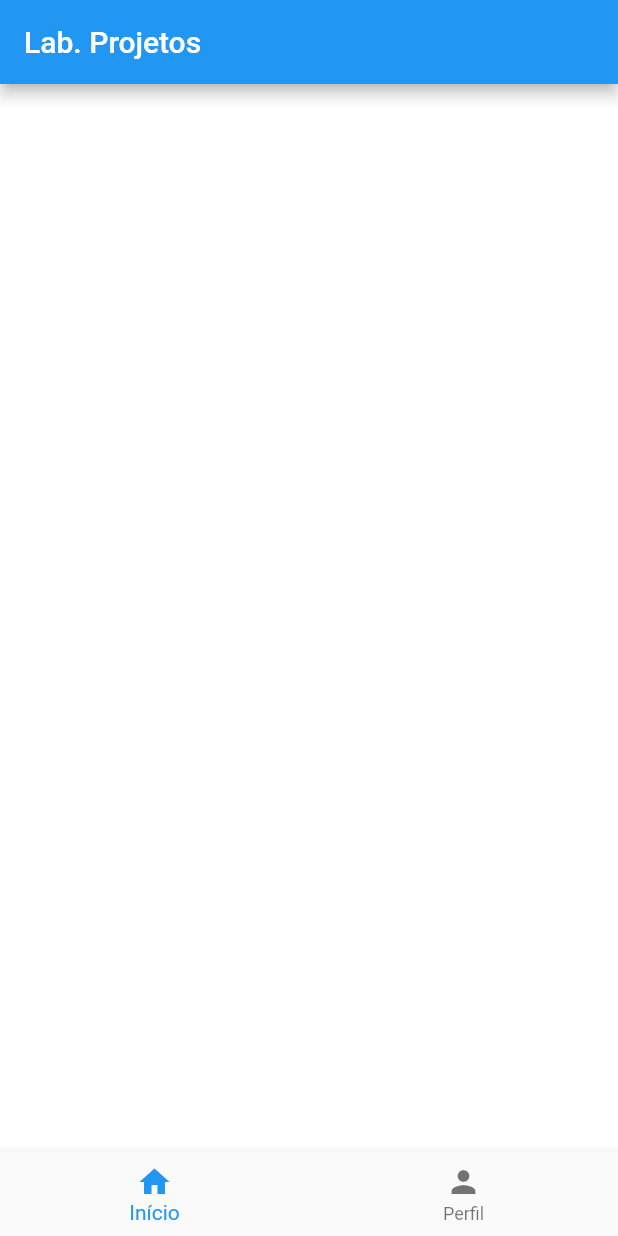
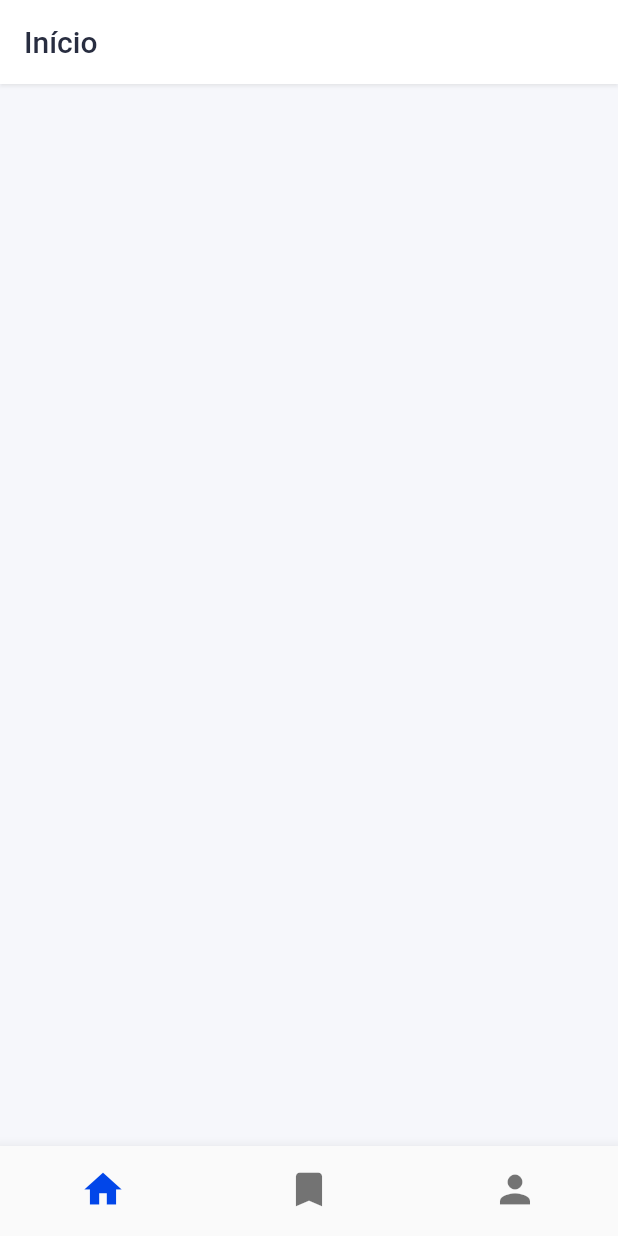
Before and after one commit to jpssantiago/lab-projetos, a Flutter app: the screen it shows after launch, on a phone screen of 412 x 824 dp. Run offline on Flutter 3.47's test engine with Material 2 defaults, Android fonts, the light colour scheme and no system bars.

Commit message:
feat: novo tema/cores

```diff
--- a/lib/main.dart
+++ b/lib/main.dart
@@ -1,8 +1,15 @@
 import 'package:flutter/material.dart';
+import 'package:flutter/services.dart';
 
-import 'package:app/screens/main_screen/main_screen.dart';
+import './screens/main_screen/main_screen.dart';
+import './themes/theme.dart';
 
 void main() {
+  SystemChrome.setSystemUIOverlayStyle(const SystemUiOverlayStyle(
+    systemNavigationBarColor: Colors.white, // navigation bar color
+    statusBarColor: Colors.white, // status bar color
+  ));
+
   runApp(const MyApp());
 }
 
@@ -12,10 +19,12 @@ class MyApp extends StatelessWidget {
   @override
   Widget build(BuildContext context) {
     return MaterialApp(
+      title: 'Lab. Projetos',
       routes: {
         'main': (context) => const MainScreen(),
       },
       initialRoute: 'main',
+      theme: getLightTheme,
     );
   }
 }
--- /dev/null
+++ b/lib/screens/home_screen/home_screen.dart
@@ -0,0 +1,12 @@
+import 'package:flutter/material.dart';
+
+class HomeScreen extends StatelessWidget {
+  const HomeScreen({Key? key}) : super(key: key);
+
+  @override
+  Widget build(BuildContext context) {
+    return Scaffold(
+      appBar: AppBar(title: const Text('Início')),
+    );
+  }
+}
--- a/lib/screens/main_screen/main_screen.dart
+++ b/lib/screens/main_screen/main_screen.dart
@@ -1,4 +1,6 @@
 import 'package:flutter/material.dart';
+
+import '../home_screen/home_screen.dart';
 
 class MainScreen extends StatefulWidget {
   const MainScreen({Key? key}) : super(key: key);
@@ -19,23 +21,47 @@ class _MainScreenState extends State<MainScreen> {
   @override
   Widget build(BuildContext context) {
     final List<Widget> _screens = [
-      Container(color: Colors.white),
+      const HomeScreen(),
       Container(color: Colors.grey),
+      Container(color: Colors.grey.withOpacity(.2)),
     ];
 
     BottomNavigationBar _bottomNavigationBar() {
+      BottomNavigationBarItem _home() {
+        return const BottomNavigationBarItem(
+          icon: Icon(Icons.home, size: 30),
+          label: '',
+        );
+      }
+
+      BottomNavigationBarItem _courses() {
+        return const BottomNavigationBarItem(
+          icon: Icon(Icons.bookmark, size: 30),
+          label: '',
+        );
+      }
+
+      BottomNavigationBarItem _profile() {
+        return const BottomNavigationBarItem(
+          icon: Icon(Icons.person, size: 30),
+          label: '',
+        );
+      }
+
       return BottomNavigationBar(
-        items: const [
-          BottomNavigationBarItem(icon: Icon(Icons.home), label: 'Início'),
-          BottomNavigationBarItem(icon: Icon(Icons.person), label: 'Perfil'),
+        items: [
+          _home(),
+          _courses(),
+          _profile(),
         ],
         currentIndex: currentIndex,
         onTap: setCurrentIndex,
+        showSelectedLabels: false,
+        showUnselectedLabels: false,
       );
     }
 
     return Scaffold(
-      appBar: AppBar(title: Text('Lab. Projetos')),
       body: _screens[currentIndex],
       bottomNavigationBar: _bottomNavigationBar(),
     );
--- /dev/null
+++ b/lib/themes/theme.dart
@@ -0,0 +1,24 @@
+import 'package:flutter/material.dart';
+
+const Color kBlue = Color(0xFF0146E9);
+const Color kWhite = Color(0xFFFFFFFF);
+const Color kIce = Color(0xFFF6F7FB);
+
+const Color kPrimary = kBlue;
+
+const Color kText = Color(0xFF282D40);
+const Color kSecondaryText = Color(0xFF58637F);
+
+ThemeData getLightTheme = ThemeData.light().copyWith(
+  appBarTheme: AppBarTheme(
+    backgroundColor: kWhite,
+    foregroundColor: kText,
+    elevation: 1,
+    shadowColor: Colors.grey.withOpacity(.2),
+  ),
+  scaffoldBackgroundColor: kIce,
+  primaryColor: kPrimary,
+  bottomNavigationBarTheme: const BottomNavigationBarThemeData(
+    selectedItemColor: kPrimary,
+  ),
+);
```
